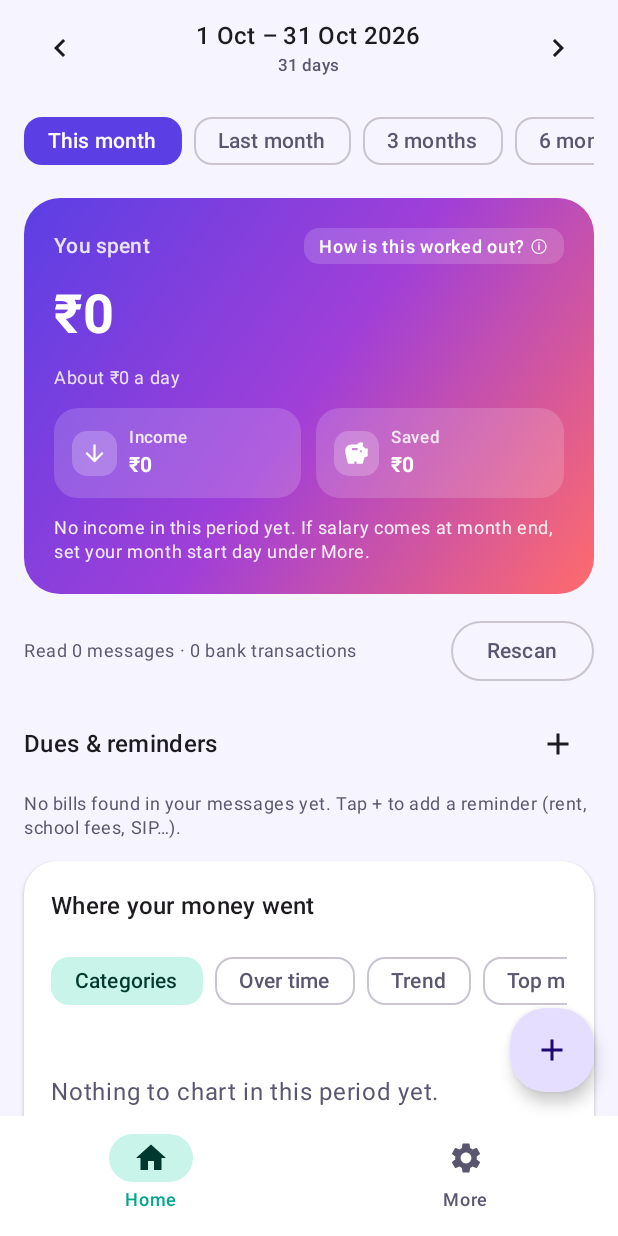
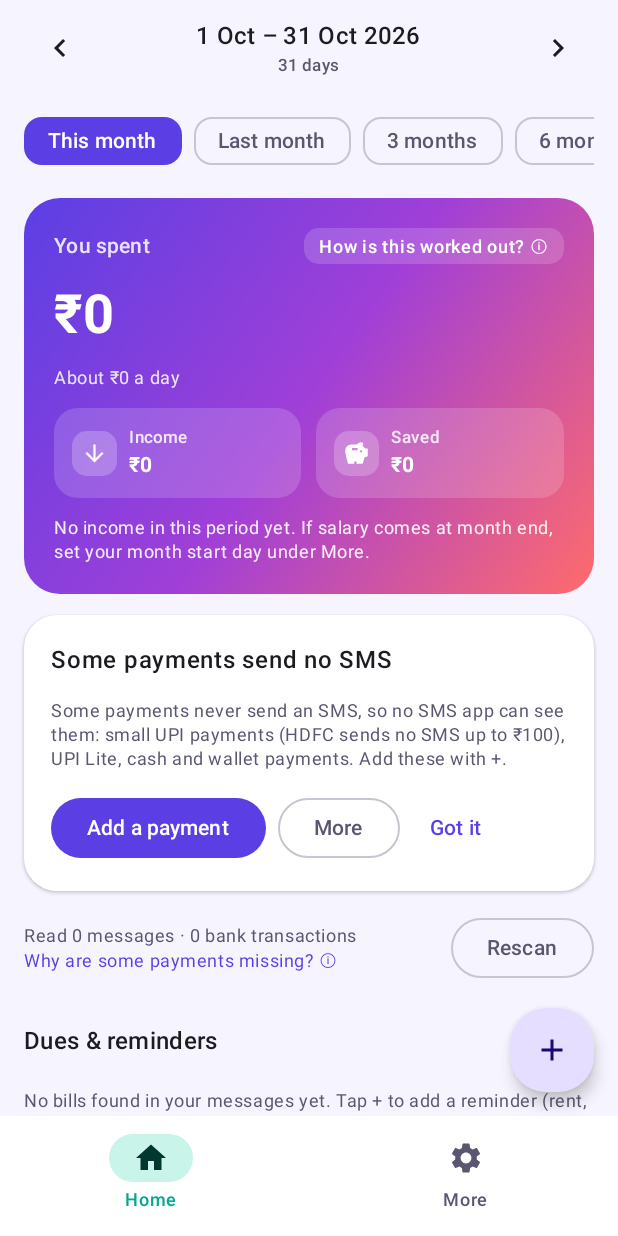
Before and after one commit to infinityinketan-sketch/Wealth-manager-, an Android app built with Jetpack Compose: the screen it shows after launch (MainActivity), on a phone screen of 412 x 824 dp. Run offline under Robolectric (Android 15) with nearby library versions, the phone set to English and light mode, and no system bars; our stand-ins replace Room's generated code; 1 statement that could not run was skipped.

Commit message:
v0.9.2: tell people up front which payments send no SMS and how to add them
Co-Authored-By: Claude Opus 5.5 <noreply@anthropic.com>
Claude-Session: https://claude.ai/code/session_012E1N9PyEjqVLdrdq3sv1TV

```diff
--- a/app/build.gradle.kts
+++ b/app/build.gradle.kts
@@ -14,8 +14,8 @@ android {
         applicationId = "com.example.ledger"
         minSdk = 26
         targetSdk = 34
-        versionCode = 11
-        versionName = "0.9.1"
+        versionCode = 12
+        versionName = "0.9.2"
     }
 
     buildTypes {
--- a/app/src/main/java/com/example/ledger/data/Settings.kt
+++ b/app/src/main/java/com/example/ledger/data/Settings.kt
@@ -49,7 +49,13 @@ class Settings(context: Context) {
             ?.takeIf { it.size == 3 }?.let { Triple(it[0], it[1], it[2]) }
         set(value) = prefs.edit().putString(KEY_FULL_SCAN, value?.let { "${it.first},${it.second},${it.third}" }).apply()
 
+    /** True once the person dismissed the "some payments send no SMS" card. */
+    var trackingNoteSeen: Boolean
+        get() = prefs.getBoolean(KEY_TRACKING_NOTE, false)
+        set(value) = prefs.edit().putBoolean(KEY_TRACKING_NOTE, value).apply()
+
     private companion object {
+        const val KEY_TRACKING_NOTE = "tracking_note_seen"
         const val KEY_FULL_SCAN = "last_full_scan"
         const val KEY_COUNT = "count_choices"
         const val KEY_DECLINED = "declined_reminders"
--- a/app/src/main/java/com/example/ledger/ui/HomeScreen.kt
+++ b/app/src/main/java/com/example/ledger/ui/HomeScreen.kt
@@ -108,6 +108,9 @@ fun HomeScreen(
     lastImported: Int?,
     onEnableSms: () -> Unit,
     onScanAgain: () -> Unit,
+    trackingNoteSeen: Boolean,
+    onDismissTrackingNote: () -> Unit,
+    onAddPayment: () -> Unit,
     onPreset: (PeriodPreset) -> Unit,
     onCustom: (LocalDate, LocalDate) -> Unit,
     onPrevious: () -> Unit,
@@ -125,6 +128,7 @@ fun HomeScreen(
     val categoryById = remember(categories) { categories.associateBy { it.id } }
     val excludedIds = remember(categories, countChoices) { excludedCategoryIds(categories, countChoices) }
     var showTotalsInfo by remember { mutableStateOf(false) }
+    var showTrackingInfo by remember { mutableStateOf(false) }
     val shown = remember(transactions, selectedAccountId) {
         if (selectedAccountId == null) transactions else transactions.filter { it.accountId == selectedAccountId }
     }
@@ -301,6 +305,21 @@ fun HomeScreen(
             }
         }
 
+        // ---- told up front: what SMS cannot see ----
+        if (smsGranted && !trackingNoteSeen) {
+            item {
+                SoftCard {
+                    Text("Some payments send no SMS", fontWeight = FontWeight.SemiBold)
+                    Text(TrackingInfo.SHORT, style = MaterialTheme.typography.bodySmall, color = MaterialTheme.colorScheme.onSurfaceVariant)
+                    Row(horizontalArrangement = Arrangement.spacedBy(8.dp)) {
+                        Button(onClick = onAddPayment) { Text("Add a payment") }
+                        OutlinedButton(onClick = { showTrackingInfo = true }) { Text("More") }
+                        TextButton(onClick = onDismissTrackingNote) { Text("Got it") }
+                    }
+                }
+            }
+        }
+
         // ---- things to sort ----
         if (toSortCount > 0) {
             item {
@@ -383,6 +402,12 @@ fun HomeScreen(
                                 )
                             }
                         }
+                        Text(
+                            "Why are some payments missing? ⓘ",
+                            style = MaterialTheme.typography.bodySmall,
+                            color = MaterialTheme.colorScheme.primary,
+                            modifier = Modifier.clickable { showTrackingInfo = true }
+                        )
                         if (lastImported != null && lastImported > 0) {
                             Text(
                                 "$lastImported new just now",
@@ -598,6 +623,10 @@ fun HomeScreen(
                 )
             }
         }
+    }
+
+    if (showTrackingInfo) {
+        TrackingInfoDialog(onDismiss = { showTrackingInfo = false })
     }
 
     if (showTotalsInfo) {
--- a/app/src/main/java/com/example/ledger/ui/LedgerViewModel.kt
+++ b/app/src/main/java/com/example/ledger/ui/LedgerViewModel.kt
@@ -129,6 +129,16 @@ class LedgerViewModel(application: Application) : AndroidViewModel(application)
             statsState.value = settings.lastFullScan
             scanState.value = ScanState.Done(result.scanned, result.imported)
         }
+    }
+
+    // ---- "some payments send no SMS" note ----
+
+    private val noteState = MutableStateFlow(settings.trackingNoteSeen)
+    val trackingNoteSeen: StateFlow<Boolean> = noteState
+
+    fun dismissTrackingNote() {
+        settings.trackingNoteSeen = true
+        noteState.value = true
     }
 
     // ---- what counts in totals ----
```
Also changed, not shown: app/src/main/java/com/example/ledger/MainActivity.kt (+22 -1 lines), app/src/main/java/com/example/ledger/ui/TrackingInfo.kt (added, +56 -0 lines), 1 other file.
